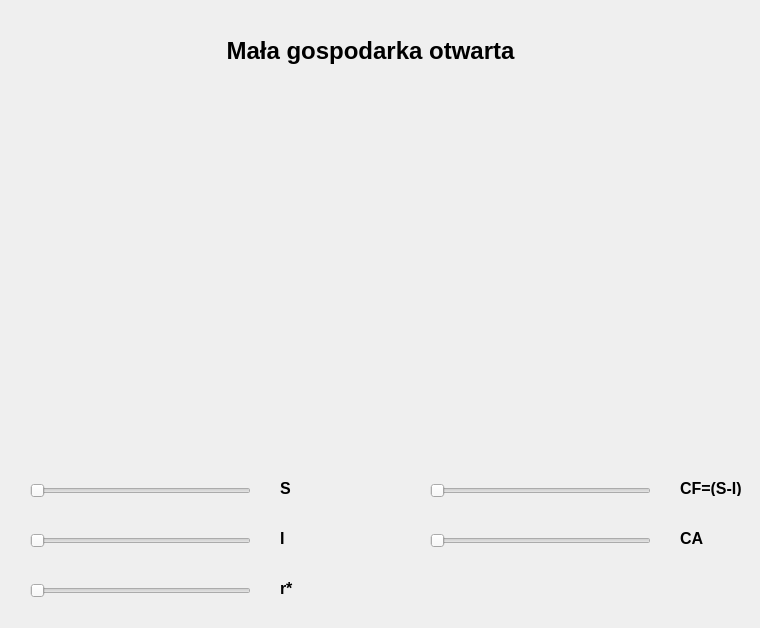
This is ui/Classic.ui in vanitskiy18/macroeconomics-of-the-open-economy-models as Qt 5 draws it before an edit. The edited form follows.
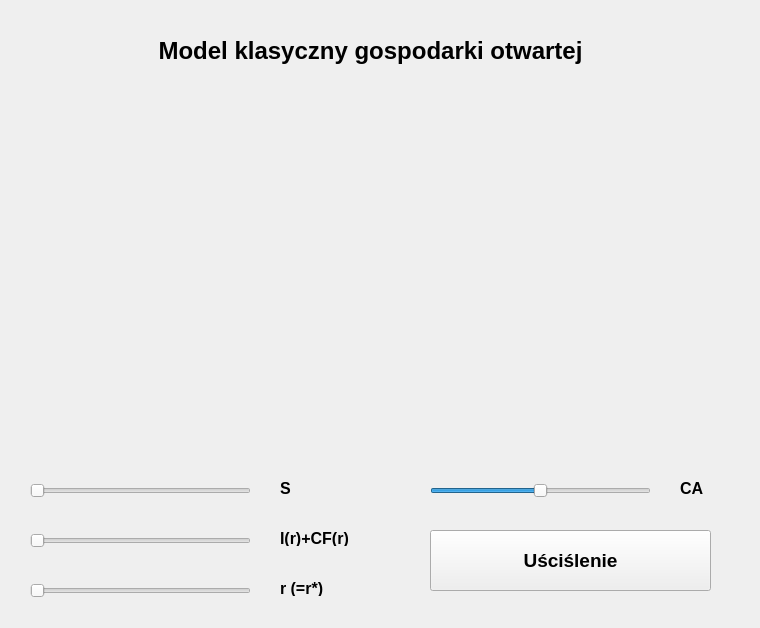
This is the edited form.

Commit message: Refactor open economy model, unify interface and update UI components

What changed in the file:
```diff
--- a/ui/Classic.ui
+++ b/ui/Classic.ui
@@ -39,19 +39,6 @@
     <enum>Qt::Horizontal</enum>
    </property>
   </widget>
-  <widget class="QSlider" name="slider_CF">
-   <property name="geometry">
-    <rect>
-     <x>430</x>
-     <y>480</y>
-     <width>221</width>
-     <height>21</height>
-    </rect>
-   </property>
-   <property name="orientation">
-    <enum>Qt::Horizontal</enum>
-   </property>
-  </widget>
   <widget class="QLabel" name="label">
    <property name="geometry">
     <rect>
@@ -76,7 +63,7 @@
     <rect>
      <x>280</x>
      <y>530</y>
-     <width>49</width>
+     <width>71</width>
      <height>16</height>
     </rect>
    </property>
@@ -87,26 +74,7 @@
     </font>
    </property>
    <property name="text">
-    <string>I</string>
-   </property>
-  </widget>
-  <widget class="QLabel" name="label_3">
-   <property name="geometry">
-    <rect>
-     <x>680</x>
-     <y>480</y>
-     <width>61</width>
-     <height>16</height>
-    </rect>
-   </property>
-   <property name="font">
-    <font>
-     <pointsize>12</pointsize>
-     <bold>true</bold>
-    </font>
-   </property>
-   <property name="text">
-    <string>CF=(S-I)</string>
+    <string>I(r)+CF(r)</string>
    </property>
   </widget>
   <widget class="QSlider" name="slider_r">
@@ -138,7 +106,7 @@
     </font>
    </property>
    <property name="text">
-    <string>r*</string>
+    <string>r (=r*)</string>
    </property>
   </widget>
   <widget class="QLabel" name="label_5">
@@ -157,7 +125,7 @@
     </font>
    </property>
    <property name="text">
-    <string>Mała gospodarka otwarta</string>
+    <string>Model klasyczny gospodarki otwartej</string>
    </property>
    <property name="alignment">
     <set>Qt::AlignCenter</set>
@@ -166,9 +134,9 @@
   <widget class="QWidget" name="widget" native="true">
    <property name="geometry">
     <rect>
-     <x>40</x>
+     <x>39</x>
      <y>120</y>
-     <width>330</width>
+     <width>331</width>
      <height>330</height>
     </rect>
    </property>
@@ -176,9 +144,9 @@
   <widget class="QWidget" name="widget_2" native="true">
    <property name="geometry">
     <rect>
-     <x>390</x>
+     <x>389</x>
      <y>120</y>
-     <width>330</width>
+     <width>331</width>
      <height>330</height>
     </rect>
    </property>
@@ -187,11 +155,17 @@
    <property name="geometry">
     <rect>
      <x>430</x>
-     <y>530</y>
+     <y>480</y>
      <width>221</width>
      <height>21</height>
     </rect>
    </property>
+   <property name="minimum">
+    <number>-100</number>
+   </property>
+   <property name="maximum">
+    <number>100</number>
+   </property>
    <property name="orientation">
     <enum>Qt::Horizontal</enum>
    </property>
@@ -200,7 +174,7 @@
    <property name="geometry">
     <rect>
      <x>680</x>
-     <y>530</y>
+     <y>480</y>
      <width>49</width>
      <height>16</height>
     </rect>
@@ -215,6 +189,25 @@
     <string>CA</string>
    </property>
   </widget>
+  <widget class="QPushButton" name="button_open">
+   <property name="geometry">
+    <rect>
+     <x>430</x>
+     <y>530</y>
+     <width>281</width>
+     <height>61</height>
+    </rect>
+   </property>
+   <property name="font">
+    <font>
+     <pointsize>14</pointsize>
+     <bold>true</bold>
+    </font>
+   </property>
+   <property name="text">
+    <string>Uściślenie</string>
+   </property>
+  </widget>
  </widget>
  <resources/>
  <connections/>
```
The commit also changes 5 other files.
